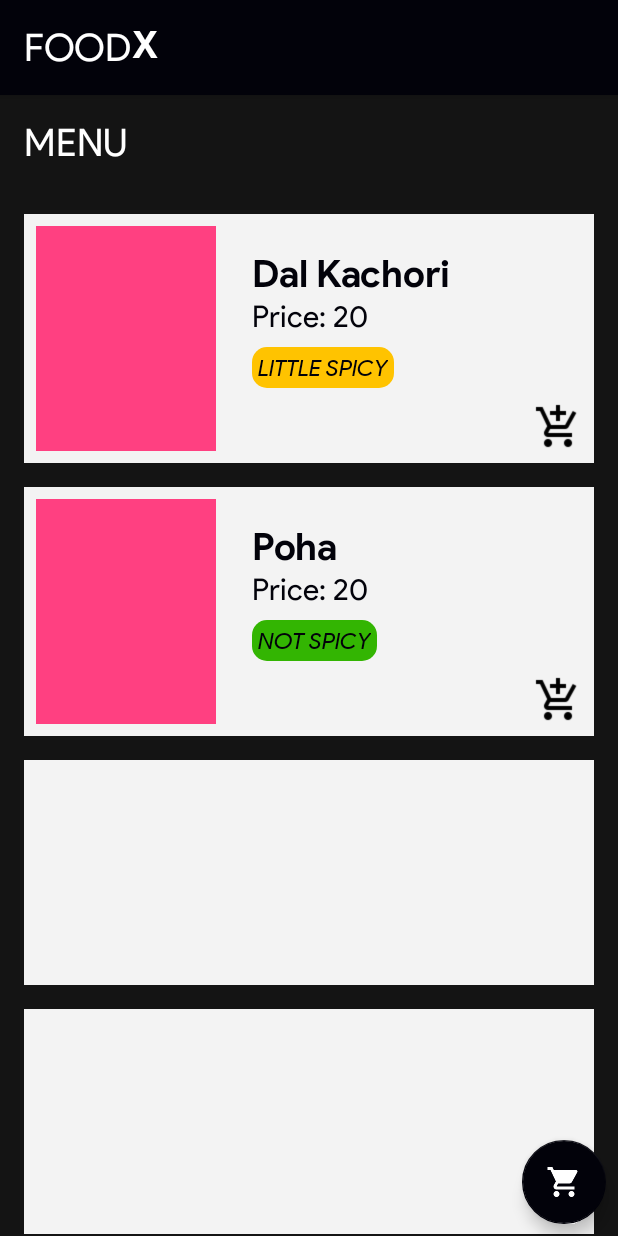
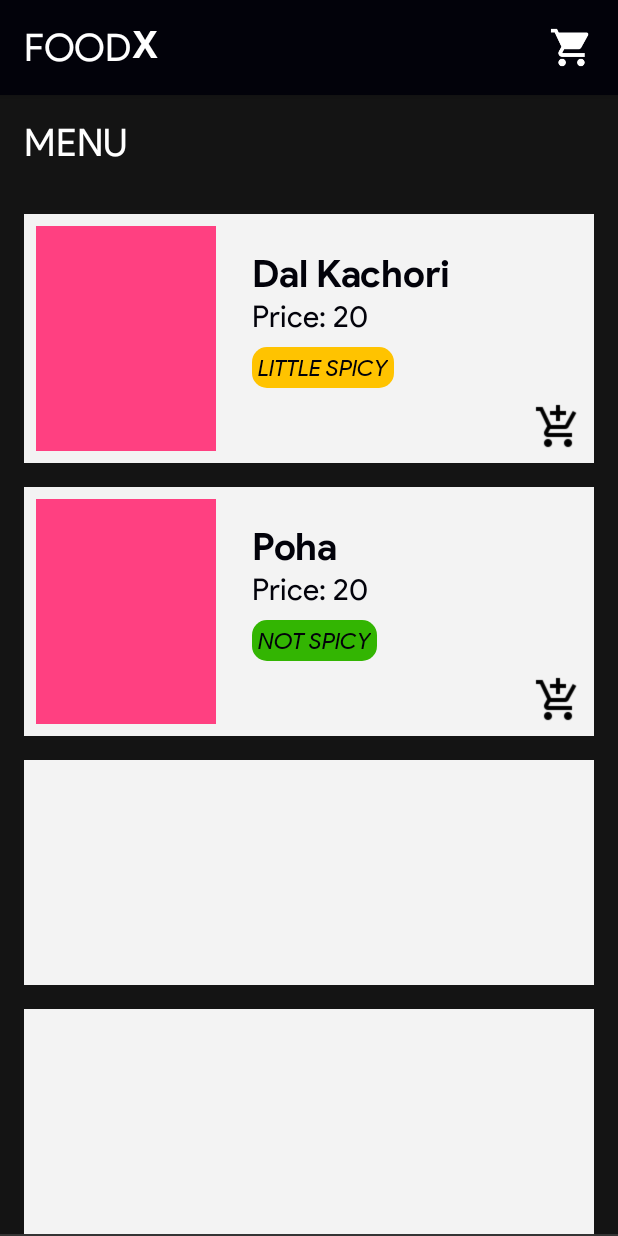
Before and after one commit to ThisIsNSH/Android-FoodX, an Android app: the screen it shows after launch (MainActivity), on a phone screen of 412 x 824 dp. Run offline under Robolectric (Android 15) with nearby library versions, the phone set to English and light mode, and no system bars; libraries missing offline, so code that uses them is left out: com.tzanou; plain views replace PercentVisibleLayout; 4 statements that could not run were skipped.

Commit message:
toolbar cart

```diff
--- a/app/src/main/res/layout/activity_main.xml
+++ b/app/src/main/res/layout/activity_main.xml
@@ -13,12 +13,71 @@
     <include layout="@layout/toolbar"
         android:id="@+id/tool"/>
 
+    <TextView
+        android:layout_width="wrap_content"
+        android:layout_height="wrap_content"
+        android:text="back to menu"
+        android:fontFamily="@font/psb"
+        android:textSize="20sp"
+        android:id="@+id/back"
+        android:visibility="invisible"
+        android:elevation="4dp"
+        android:layout_below="@id/tool"
+        android:onClick="backtomenu"
+        android:textColor="#fff"
+        android:layout_marginTop="16dp"
+        android:layout_marginLeft="16dp"/>
+<LinearLayout
+    android:layout_width="match_parent"
+    android:layout_below="@id/tool"
+    android:background="@color/l_grey"
+    android:id="@+id/cart"
+    android:orientation="vertical"
+    android:visibility="visible"
+    android:layout_height="match_parent"
+    >
+    <TextView
+        android:layout_width="wrap_content"
+        android:layout_height="wrap_content"
+        android:text="back to menu"
+        android:fontFamily="@font/psb"
+        android:textSize="20sp"
+        android:layout_below="@id/tool"
+        android:textColor="#fff"
+        android:layout_marginTop="16dp"
+        android:layout_marginLeft="16dp"/>
 
 
+    <TextView
+        android:layout_width="wrap_content"
+        android:layout_height="wrap_content"
+        android:text="dal kachori:"
+        android:fontFamily="@font/psb"
+        android:textSize="20sp"
+        android:id="@+id/cartname1"
+        android:layout_marginTop="16dp"
+        android:textColor="#fff"
+        android:layout_marginLeft="32dp"/>
+    <TextView
+        android:layout_width="wrap_content"
+        android:layout_height="wrap_content"
+        android:text="poha:"
+        android:fontFamily="@font/psb"
+        android:textSize="20sp"
+        android:textColor="#fff"
+        android:id="@+id/cartname2"
+        android:layout_marginLeft="32dp"/>
+
+
+
+
+
+</LinearLayout>
     <LinearLayout
         android:layout_width="match_parent"
         android:layout_height="wrap_content"
         android:layout_below="@id/tool"
+        android:id="@+id/main"
         android:background="@color/grey"
         android:orientation="vertical">
 
@@ -240,15 +299,5 @@ android:id="@+id/scrollView"
 
     </LinearLayout>
 
-    <android.support.design.widget.FloatingActionButton
-           android:id="@+id/fab"
-           android:layout_width="wrap_content"
-           android:layout_height="wrap_content"
-           android:layout_alignParentBottom="true"
-           android:layout_alignParentRight="true"
-           android:layout_margin="8dp"
-           app:fabSize="normal"
-   android:backgroundTint="@color/black"
-           android:src="@drawable/cart48"
-           />
+
 </RelativeLayout>
--- a/app/src/main/res/layout/toolbar.xml
+++ b/app/src/main/res/layout/toolbar.xml
@@ -59,6 +59,14 @@
         android:textColor="#06C7DA"
         android:textSize="25sp" />
 
+    <ImageView
+        android:layout_width="30dp"
+        android:layout_height="30dp"
+        android:onClick="cart"
+        android:layout_alignParentRight="true"
+        android:layout_marginRight="16dp"
+        android:layout_centerVertical="true"
+        android:src="@drawable/cart48"/>
 
 </RelativeLayout>
 </android.support.v7.widget.Toolbar>
--- a/app/src/main/res/values/colors.xml
+++ b/app/src/main/res/values/colors.xml
@@ -5,5 +5,7 @@
     <color name="colorAccent">#FF4081</color>
     <color name="black">#02020A</color>
     <color name="grey">#141414</color>
+    <color name="l_grey">#343434</color>
+
 
 </resources>
```
